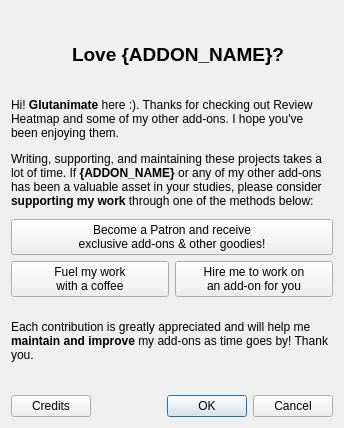
Before: the Qt Designer form designer/contrib.ui in glutanimate/review-heatmap, drawn with Qt 5.
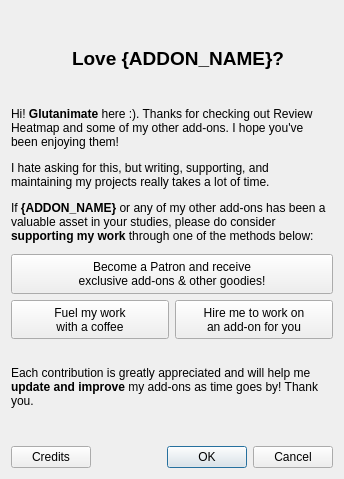
After: the same form once the commit is applied. Icons and pictures are not drawn.

Commit message: Update contrib text

```diff
--- a/designer/contrib.ui
+++ b/designer/contrib.ui
@@ -7,7 +7,7 @@
     <x>0</x>
     <y>0</y>
     <width>344</width>
-    <height>428</height>
+    <height>479</height>
    </rect>
   </property>
   <property name="sizePolicy">
@@ -97,7 +97,7 @@
         </sizepolicy>
        </property>
        <property name="text">
-        <string>&lt;html&gt;&lt;head/&gt;&lt;body&gt;&lt;p&gt;Hi! &lt;span style=&quot; font-weight:600;&quot;&gt;Glutanimate&lt;/span&gt; here :). Thanks for checking out Review Heatmap and some of my other add-ons. I hope you've been enjoying them. &lt;/p&gt;&lt;p&gt;Writing, supporting, and maintaining these projects takes a lot of time. If &lt;span style=&quot; font-weight:600;&quot;&gt;{ADDON_NAME}&lt;/span&gt; or any of my other add-ons has been a valuable asset in your studies, please consider &lt;span style=&quot; font-weight:600;&quot;&gt;supporting my work&lt;/span&gt; through one of the methods below:&lt;/p&gt;&lt;/body&gt;&lt;/html&gt;</string>
+        <string>&lt;html&gt;&lt;head/&gt;&lt;body&gt;&lt;p&gt;Hi! &lt;span style=&quot; font-weight:600;&quot;&gt;Glutanimate&lt;/span&gt; here :). Thanks for checking out Review Heatmap and some of my other add-ons. I hope you've been enjoying them! &lt;/p&gt;&lt;p&gt;I hate asking for this, but writing, supporting, and maintaining my projects really takes a lot of time.&lt;/p&gt;&lt;/p&gt;If &lt;span style=&quot; font-weight:600;&quot;&gt;{ADDON_NAME}&lt;/span&gt; or any of my other add-ons has been a valuable asset in your studies, please do consider &lt;span style=&quot; font-weight:600;&quot;&gt;supporting my work&lt;/span&gt; through one of the methods below:&lt;/p&gt;&lt;/body&gt;&lt;/html&gt;</string>
        </property>
        <property name="wordWrap">
         <bool>true</bool>
@@ -214,7 +214,7 @@
         </sizepolicy>
        </property>
        <property name="text">
-        <string>&lt;html&gt;&lt;head/&gt;&lt;body&gt;&lt;p&gt;Each contribution is greatly appreciated and will help me &lt;span style=&quot; font-weight:600;&quot;&gt;maintain and improve&lt;/span&gt; my add-ons as time goes by! Thank you.&lt;/p&gt;&lt;/body&gt;&lt;/html&gt;</string>
+        <string>&lt;html&gt;&lt;head/&gt;&lt;body&gt;&lt;p&gt;Each contribution is greatly appreciated and will help me &lt;span style=&quot; font-weight:600;&quot;&gt;update and improve&lt;/span&gt; my add-ons as time goes by! Thank you.&lt;/p&gt;&lt;/body&gt;&lt;/html&gt;</string>
        </property>
        <property name="wordWrap">
         <bool>true</bool>
```
